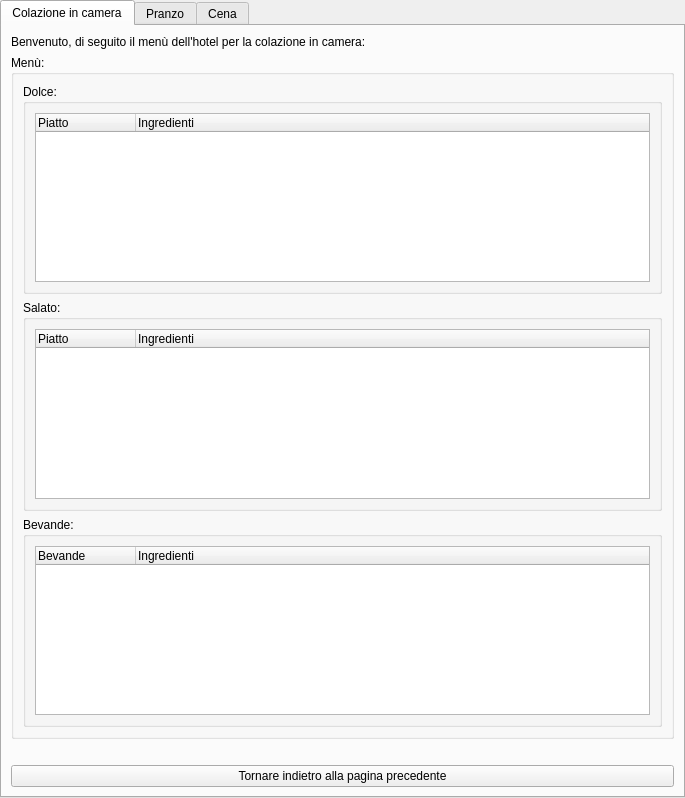
Above: ui/Receptionist/InserisciSceltaPastiPranzoCena/GestioneCucina.ui from mdoraz/Hotel before the change. Below: the same form after it.
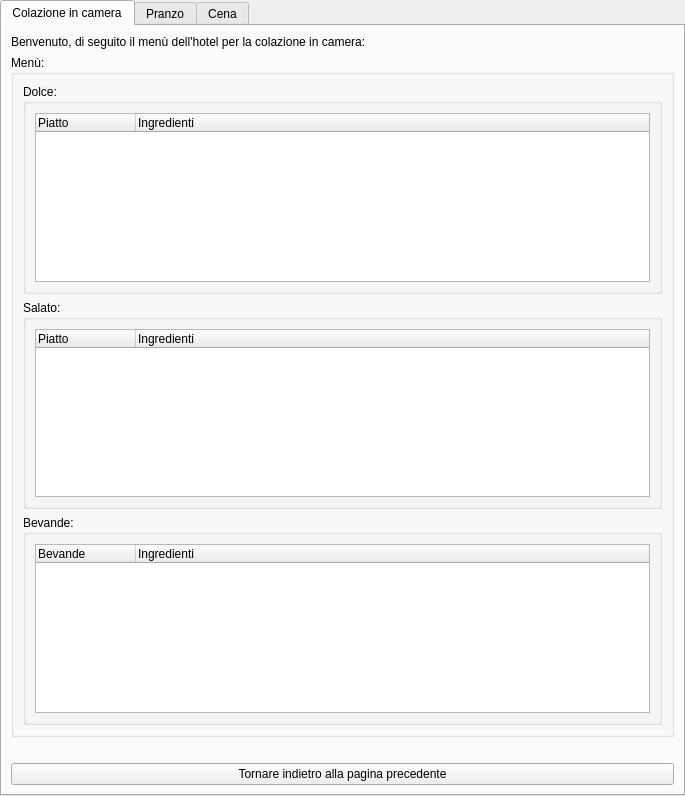
That is the form after the change. The open tabs and pages were chosen to show the change.

Commit message: Aggiunto setText alla label che si resetta da capo quando si clicca annulla per pranzo e cena del receptionist e colazione in camera per camerieri + modifiche GestioneCucina.ui

```diff
--- a/ui/Receptionist/InserisciSceltaPastiPranzoCena/GestioneCucina.ui
+++ b/ui/Receptionist/InserisciSceltaPastiPranzoCena/GestioneCucina.ui
@@ -10,7 +10,7 @@
     <x>0</x>
     <y>0</y>
     <width>685</width>
-    <height>798</height>
+    <height>796</height>
    </rect>
   </property>
   <property name="tabletTracking">
```
Left out of the diff: 2 changed lines with no effect on the pictures. The commit also changes 2 other files.
